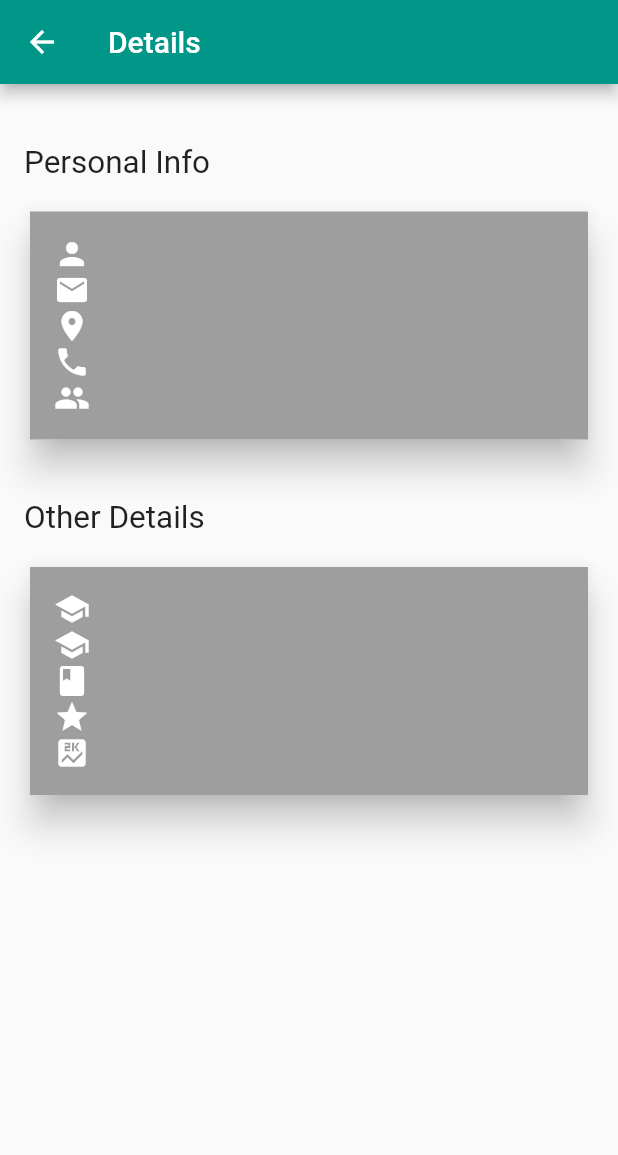
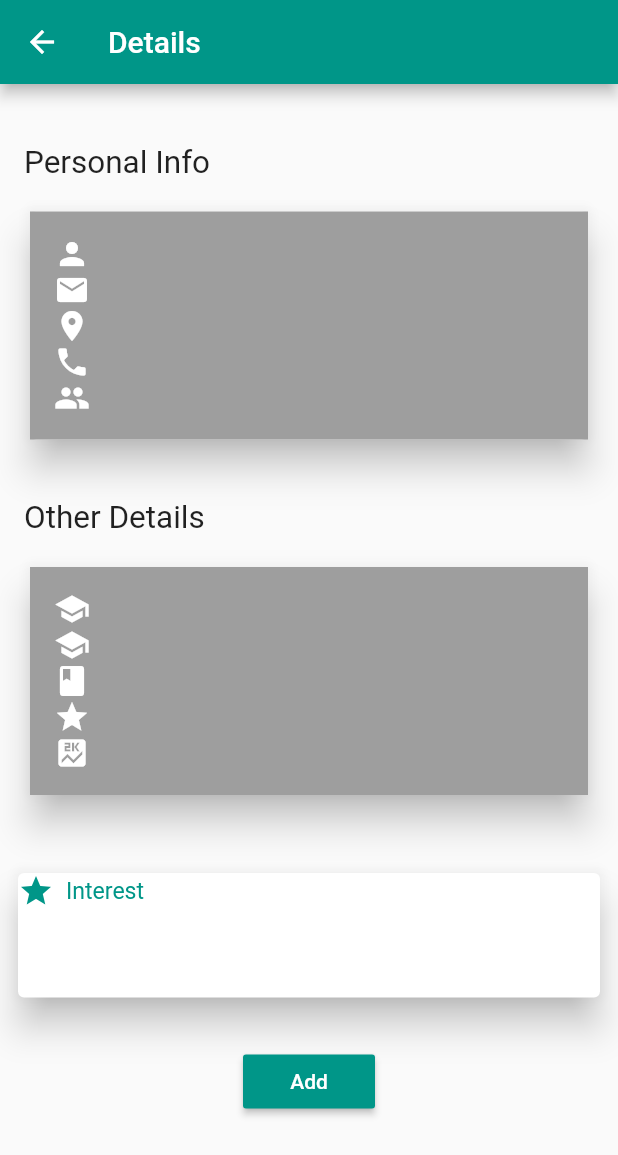
Before and after one commit to DynamoUltima/Stumart, a Flutter app: the DetailsPage screen opened directly with empty values, on a phone screen of 412 x 824 dp. Shown: the top 1155 px of the screen. Run offline on Flutter 3.47's test engine with Material 2 defaults, Android fonts, the phone set to English and light mode, and no system bars; our stand-ins replace cloud_firestore, datetime_picker_formfield, firebase_auth, flutter_spinkit; accounts and stored records are empty.

```diff
--- /dev/null
+++ b/lib/models/user_notifications.dart
@@ -0,0 +1,8 @@
+class UserNotification{
+
+  final String notifyMessage;
+  final String timestamp;
+
+  UserNotification({this.notifyMessage, this.timestamp});
+
+}
--- a/lib/screens/home/details.dart
+++ b/lib/screens/home/details.dart
@@ -1,13 +1,16 @@
+import 'dart:collection';
+
 import 'package:flutter/material.dart';
+import 'package:phone_auth_app/models/user.dart';
 import 'package:phone_auth_app/models/user_profile.dart';
+import 'package:phone_auth_app/services/database.dart';
+import 'package:provider/provider.dart';
 
 class DetailsPage extends StatefulWidget {
-
   final UserProfile profile;
 
-  DetailsPage({Key key, this.profile}) : super(key: key);
-
-
+  DetailsPage({this.profile});
+  // : super(key: key);
 
   @override
   _DetailsPageState createState() => _DetailsPageState();
@@ -16,13 +19,19 @@ class DetailsPage extends StatefulWidget {
 class _DetailsPageState extends State<DetailsPage> {
   var personalInfoText = Row(
     children: <Widget>[
-      Text("Personal Info",textScaleFactor: 1.5,),
+      Text(
+        "Personal Info",
+        textScaleFactor: 1.5,
+      ),
     ],
   );
 
   var otherDetailsText = Row(
     children: <Widget>[
-      Text("Other Details",textScaleFactor: 1.5,),
+      Text(
+        "Other Details",
+        textScaleFactor: 1.5,
+      ),
     ],
   );
   @override
@@ -38,7 +47,7 @@ class _DetailsPageState extends State<DetailsPage> {
               height: 40,
             ),
             Padding(
-              padding: const EdgeInsets.symmetric(horizontal:16.0),
+              padding: const EdgeInsets.symmetric(horizontal: 16.0),
               child: personalInfoText,
             ),
             buildPersonalInfo(),
@@ -49,50 +58,84 @@ class _DetailsPageState extends State<DetailsPage> {
               padding: const EdgeInsets.symmetric(horizontal: 16),
               child: otherDetailsText,
             ),
-            buildOtherInfo()
+            buildOtherInfo(),
+            SizedBox(
+              height: 20,
+            ),
+            buildInterestCard(),
+            SizedBox(
+              height: 20,
+            ),
+            buildAddButton(context)
           ],
         ),
       ),
     );
   }
 
-  Widget BuildInterestCard(){
-     return Card(
+  Widget buildAddButton(BuildContext context) {
+    return RaisedButton(
+      color: Colors.teal,
+      onPressed: () async {
+        final user = Provider.of<User>(context, listen: false);
+        String notifyMessage =
+            "Company Name has sent a request for an internship";
+        Map<String, Object> notify = HashMap();
+        notify.putIfAbsent("notifyMessage", () => notifyMessage);
+        await DatabaseService(uid: user.uid).notifyUser(notify,widget.profile.postId).then((response){
+          print(response);
+        }).catchError((onError){
+          print(onError);
+        });
+      },
+      child: Text(
+        "Add",
+        style: TextStyle(color: Colors.white),
+      ),
+    );
+  }
+
+  Widget buildInterestCard() {
+    return Padding(
+      padding: const EdgeInsets.all(8.0),
+      child: Card(
+        elevation: 10,
         child: Container(
-         child:Column(
+            child: Column(
           children: <Widget>[
             Row(
               children: <Widget>[
-                  Icon(Icons.star, color: Colors.white),
-                   SizedBox(width: 8,),
+                Icon(Icons.star, color: Colors.teal),
+                SizedBox(
+                  width: 8,
+                ),
                 Text(
                   "Interest",
                   style: TextStyle(
-                      color: Colors.white,
+                    color: Colors.teal,
                   ),
                   textScaleFactor: 1.1,
                 ),
               ],
             ),
-              SizedBox(height:25),
-              Row(
+            SizedBox(height: 25),
+            Padding(
+              padding: const EdgeInsets.all(8.0),
+              child: Row(
                 children: <Widget>[
-                  Icon(Icons.star, color: Colors.white),
-                   SizedBox(width: 8,),
                   Text(
-                    widget.profile.interest,
+                    widget.profile.interest ?? 'default value',
                     style: TextStyle(
-                      color: Colors.white,
+                      color: Colors.teal,
                     ),
                     textScaleFactor: 1.1,
                   ),
                 ],
               ),
-
-
-         ],)
             ),
-
+          ],
+        )),
+      ),
     );
   }
 
@@ -108,9 +151,11 @@ class _DetailsPageState extends State<DetailsPage> {
               Row(
                 children: <Widget>[
                   Icon(Icons.school, color: Colors.white),
-                  SizedBox(width: 8,),
+                  SizedBox(
+                    width: 8,
+                  ),
                   Text(
-                    widget.profile.identity,
+                    widget.profile.identity ?? 'default value',
                     style: TextStyle(
                       color: Colors.white,
                     ),
@@ -121,9 +166,11 @@ class _DetailsPageState extends State<DetailsPage> {
               Row(
                 children: <Widget>[
                   Icon(Icons.school, color: Colors.white),
-                  SizedBox(width: 8,),
+                  SizedBox(
+                    width: 8,
+                  ),
                   Text(
-                    widget.profile.campus,
+                    widget.profile.campus ?? 'default value',
                     style: TextStyle(
                       color: Colors.white,
                     ),
@@ -134,9 +181,11 @@ class _DetailsPageState extends State<DetailsPage> {
               Row(
                 children: <Widget>[
                   Icon(Icons.book, color: Colors.white),
-                   SizedBox(width: 8,),
+                  SizedBox(
+                    width: 8,
+                  ),
                   Text(
-                    widget.profile.program,
+                    widget.profile.program ?? 'default value',
                     style: TextStyle(
                       color: Colors.white,
                     ),
@@ -147,9 +196,11 @@ class _DetailsPageState extends State<DetailsPage> {
               Row(
                 children: <Widget>[
                   Icon(Icons.star, color: Colors.white),
-                   SizedBox(width: 8,),
+                  SizedBox(
+                    width: 8,
+                  ),
                   Text(
-                    widget.profile.interest,
+                    widget.profile.interest ?? 'default value',
                     style: TextStyle(
                       color: Colors.white,
                     ),
@@ -160,9 +211,11 @@ class _DetailsPageState extends State<DetailsPage> {
               Row(
                 children: <Widget>[
                   Icon(Icons.score, color: Colors.white),
-                   SizedBox(width: 8,),
+                  SizedBox(
+                    width: 8,
+                  ),
                   Text(
-                    widget.profile.gpa,
+                    widget.profile.gpa ?? 'default value',
                     style: TextStyle(
                       color: Colors.white,
                     ),
@@ -192,9 +245,12 @@ class _DetailsPageState extends State<DetailsPage> {
               Row(
                 children: <Widget>[
                   Icon(Icons.person, color: Colors.white),
-                   SizedBox(width: 8,),
+                  SizedBox(
+                    width: 8,
+                  ),
                   Text(
-                    widget.profile.first+" "+widget.profile.last,
+                    widget.profile.first + " " + widget.profile.last ??
+                        'default value',
                     style: TextStyle(
                       color: Colors.white,
                     ),
@@ -205,9 +261,11 @@ class _DetailsPageState extends State<DetailsPage> {
               Row(
                 children: <Widget>[
                   Icon(Icons.email, color: Colors.white),
-                   SizedBox(width: 8,),
+                  SizedBox(
+                    width: 8,
+                  ),
                   Text(
-                    widget.profile.email,
+                    widget.profile.email ?? 'default value',
                     style: TextStyle(
                       color: Colors.white,
                     ),
@@ -218,9 +276,11 @@ class _DetailsPageState extends State<DetailsPage> {
               Row(
                 children: <Widget>[
                   Icon(Icons.location_on, color: Colors.white),
-                   SizedBox(width: 8,),
+                  SizedBox(
+                    width: 8,
+                  ),
                   Text(
-                    widget.profile.location,
+                    widget.profile.location ?? 'default value',
                     style: TextStyle(
                       color: Colors.white,
                     ),
@@ -231,9 +291,11 @@ class _DetailsPageState extends State<DetailsPage> {
               Row(
                 children: <Widget>[
                   Icon(Icons.phone, color: Colors.white),
-                   SizedBox(width: 8,),
+                  SizedBox(
+                    width: 8,
+                  ),
                   Text(
-                    widget.profile.phone,
+                    widget.profile.phone ?? 'default value',
                     style: TextStyle(
                       color: Colors.white,
                     ),
@@ -244,9 +306,11 @@ class _DetailsPageState extends State<DetailsPage> {
               Row(
                 children: <Widget>[
                   Icon(Icons.people, color: Colors.white),
-                   SizedBox(width: 8,),
+                  SizedBox(
+                    width: 8,
+                  ),
                   Text(
-                    widget.profile.gender,
+                    widget.profile.gender ?? 'default value',
                     style: TextStyle(
                       color: Colors.white,
                     ),
--- a/lib/screens/home/news_feed.dart
+++ b/lib/screens/home/news_feed.dart
@@ -3,6 +3,9 @@ import 'package:flutter/material.dart';
 import 'package:phone_auth_app/models/user_profile.dart';
 import 'package:phone_auth_app/screens/home/feed_activity.dart';
 import 'package:phone_auth_app/screens/home/post_profile.dart';
+import 'package:phone_auth_app/screens/navigations/notification_activity.dart';
+import 'package:phone_auth_app/screens/navigations/notifications.dart';
+import 'package:phone_auth_app/screens/navigations/settings.dart';
 import 'package:phone_auth_app/services/database.dart';
 import 'package:provider/provider.dart';
 
@@ -19,13 +22,14 @@ class _NewsFeedPageState extends State<NewsFeedPage> {
       _selectedIndex = index;
     });
   }
+  List<Widget> basePages=<Widget>[FeedActivity(),NotificationArena(),Settings()];
 
   @override
   Widget build(BuildContext context) {
     return StreamProvider<List<UserProfile>>.value(
       value: DatabaseService().retrieveUserProfile,
       child: Scaffold(
-        body: FeedActivity(),
+        body: basePages.elementAt(_selectedIndex),
         bottomNavigationBar: buildBottomAppBar(),
         floatingActionButton: buildFloatingActionButton(),
         floatingActionButtonLocation: FloatingActionButtonLocation.centerFloat,
```
Also changed, not shown: lib/screens/home/feed_activity.dart (+8 -2 lines), lib/screens/navigations/notification_activity.dart (added, +72 -0 lines), lib/screens/navigations/notifications.dart (added, +23 -0 lines), lib/screens/navigations/settings.dart (added, +18 -0 lines), lib/services/database.dart (+28 -7 lines). Lines whose indentation alone changed are shown as unchanged.
